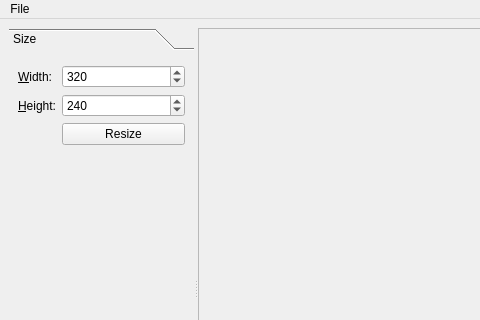
First picture: the form in viewer/viewer.ui, repository rectalogic/webvfx, before the edit; both pictures show x 0 to 480 and y 0 to 320 of the 830 by 599 pixel window.
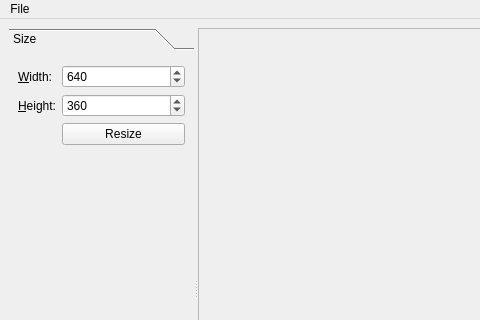
Second picture: the form after the edit. The open tabs and pages were chosen to show the change.

Commit message: Change default size in viewer to 640x360

The edit to the form file:
```diff
--- a/viewer/viewer.ui
+++ b/viewer/viewer.ui
@@ -35,8 +35,8 @@
             <rect>
              <x>0</x>
              <y>0</y>
-             <width>158</width>
-             <height>118</height>
+             <width>172</width>
+             <height>360</height>
             </rect>
            </property>
            <attribute name="label">
@@ -65,7 +65,7 @@
                <number>1024</number>
               </property>
               <property name="value">
-               <number>320</number>
+               <number>640</number>
               </property>
              </widget>
             </item>
@@ -91,7 +91,7 @@
                <number>1024</number>
               </property>
               <property name="value">
-               <number>240</number>
+               <number>360</number>
               </property>
              </widget>
             </item>
```
Left out of the diff: 10 changed lines with no effect on the pictures.
